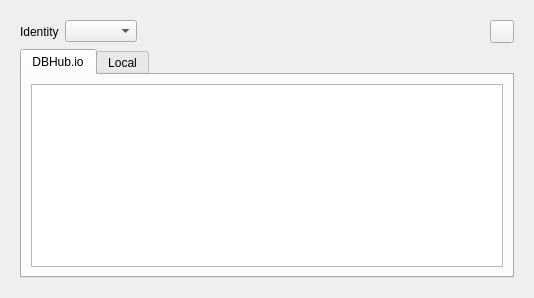
First picture: the form in src/RemoteDock.ui, repository sqlitebrowser/sqlitebrowser, before the edit.
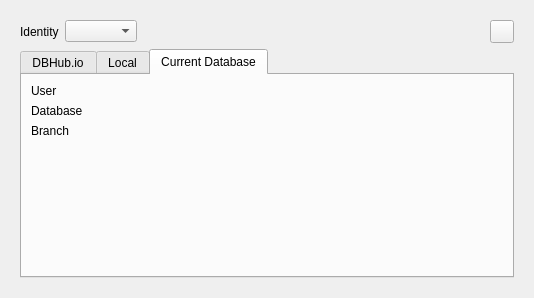
Second picture: the form after the edit. The open tabs and pages were chosen to show the change. Icons and pictures are not drawn.

Commit message:
dbhub: Show some information on the currently opened database file
If the current database file is a clone of a remote database show some
information on it in the Remote dock. Even though this information is
already nice to have the new tab in the Remote dock is mainly added as a
place for future features. Also switch to the new tab automatically when
opening a remote database to show the user that this is a tracked
database.

Patch:
```diff
--- a/src/RemoteDock.ui
+++ b/src/RemoteDock.ui
@@ -95,6 +95,64 @@
            </item>
           </layout>
          </widget>
+         <widget class="QWidget" name="tabDatabase">
+          <attribute name="title">
+           <string>Current Database</string>
+          </attribute>
+          <layout class="QFormLayout" name="formLayout">
+           <item row="0" column="0">
+            <widget class="QLabel" name="label">
+             <property name="text">
+              <string>User</string>
+             </property>
+            </widget>
+           </item>
+           <item row="0" column="1">
+            <widget class="QLabel" name="labelDatabaseUser">
+             <property name="text">
+              <string/>
+             </property>
+             <property name="textInteractionFlags">
+              <set>Qt::LinksAccessibleByMouse|Qt::TextSelectableByKeyboard|Qt::TextSelectableByMouse</set>
+             </property>
+            </widget>
+           </item>
+           <item row="1" column="0">
+            <widget class="QLabel" name="label_4">
+             <property name="text">
+              <string>Database</string>
+             </property>
+            </widget>
+           </item>
+           <item row="1" column="1">
+            <widget class="QLabel" name="labelDatabaseFile">
+             <property name="text">
+              <string/>
+             </property>
+             <property name="textInteractionFlags">
+              <set>Qt::LinksAccessibleByMouse|Qt::TextSelectableByKeyboard|Qt::TextSelectableByMouse</set>
+             </property>
+            </widget>
+           </item>
+           <item row="2" column="0">
+            <widget class="QLabel" name="label_6">
+             <property name="text">
+              <string>Branch</string>
+             </property>
+            </widget>
+           </item>
+           <item row="2" column="1">
+            <widget class="QLabel" name="labelDatabaseBranch">
+             <property name="text">
+              <string/>
+             </property>
+             <property name="textInteractionFlags">
+              <set>Qt::LinksAccessibleByMouse|Qt::TextSelectableByKeyboard|Qt::TextSelectableByMouse</set>
+             </property>
+            </widget>
+           </item>
+          </layout>
+         </widget>
         </widget>
        </item>
       </layout>
```
The commit also changes 6 other files.
